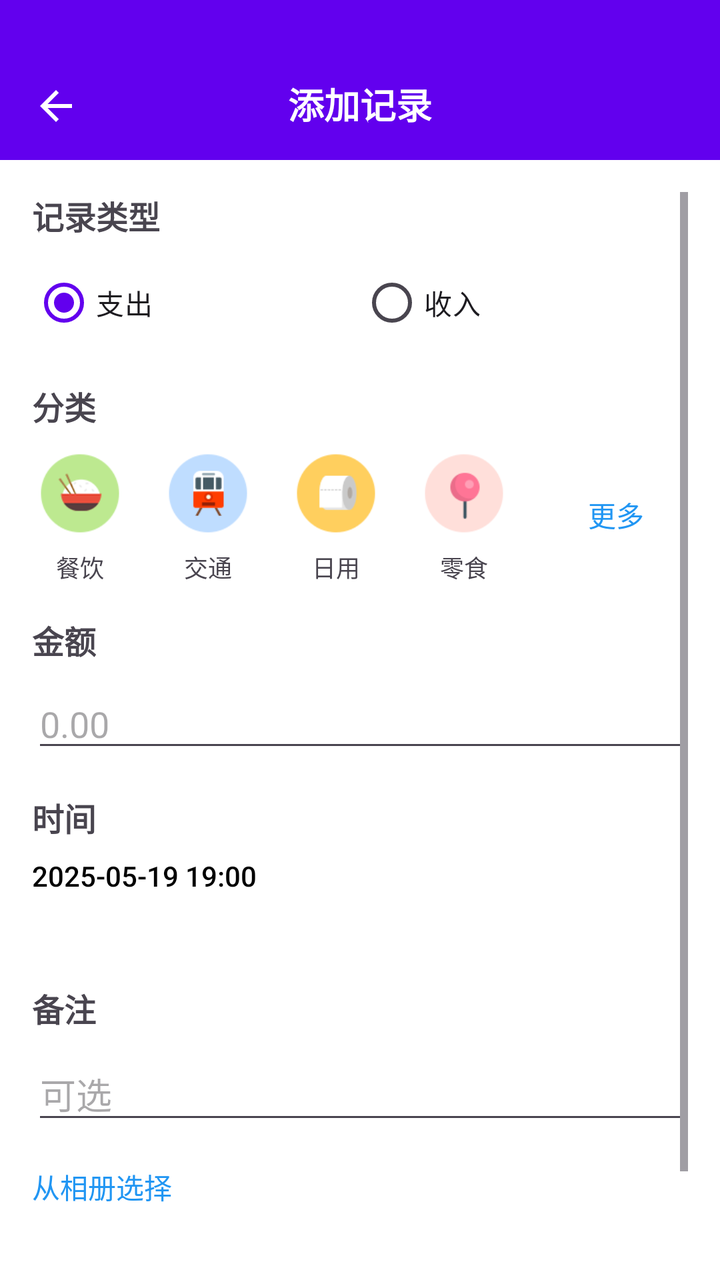
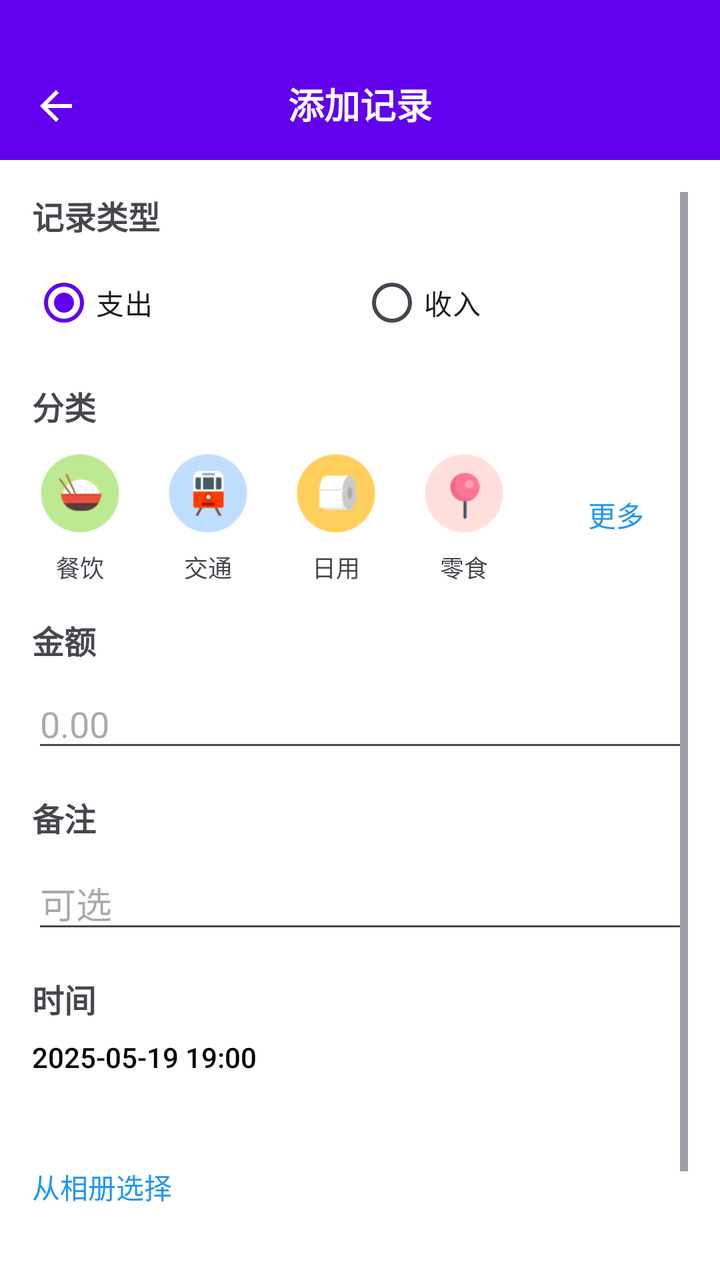

Two renders of the same Android screen: before a commit and after it. Below are the layout's source before the change and the commit's diff.
<!-- AndroidManifest.xml: application theme Theme.MyApp -->
<!-- res/layout/activity_add_record.xml -->
<?xml version="1.0" encoding="utf-8"?>
<LinearLayout xmlns:android="http://schemas.android.com/apk/res/android"
    xmlns:app="http://schemas.android.com/apk/res-auto"
    android:layout_width="match_parent"
    android:layout_height="match_parent"
    android:orientation="vertical">

    
    <RelativeLayout
        android:layout_width="match_parent"
        android:layout_height="80dp"
        android:background="?attr/colorPrimary"
        android:paddingHorizontal="16dp">


        <ImageButton
            android:id="@+id/btn_back"
            android:layout_width="wrap_content"
            android:layout_height="wrap_content"
            android:layout_alignParentStart="true"
            android:layout_centerVertical="true"
            android:layout_alignParentBottom="true"
            android:layout_marginBottom="15dp"
            android:background="?attr/selectableItemBackgroundBorderless"
            android:src="@drawable/ic_back"
            app:tint="@android:color/white" />


        <TextView
            android:layout_width="wrap_content"
            android:layout_height="wrap_content"
            android:layout_centerInParent="true"
            android:text="添加记录"
            android:layout_alignParentBottom="true"
            android:layout_marginBottom="15dp"
            android:textColor="@android:color/white"
            android:textSize="18sp"
            android:textStyle="bold" />
    </RelativeLayout>

    
    <ScrollView
        android:layout_width="match_parent"
        android:layout_height="match_parent"
        android:fillViewport="true"
        android:padding="16dp">

        <LinearLayout
            android:layout_width="match_parent"
            android:layout_height="wrap_content"
            android:orientation="vertical">

            
            <TextView
                android:layout_width="wrap_content"
                android:layout_height="wrap_content"
                android:text="记录类型"
                android:textSize="16sp"
                android:textStyle="bold"/>

            <RadioGroup
                android:id="@+id/rg_record_type"
                android:layout_width="match_parent"
                android:layout_height="wrap_content"
                android:layout_marginTop="8dp"
                android:orientation="horizontal">

                <RadioButton
                    android:id="@+id/rb_expense"
                    android:layout_width="0dp"
                    android:layout_height="wrap_content"
                    android:layout_weight="1"
                    android:checked="true"
                    android:text="支出"/>

                <RadioButton
                    android:id="@+id/rb_income"
                    android:layout_width="0dp"
                    android:layout_height="wrap_content"
                    android:layout_weight="1"
                    android:text="收入"/>
            </RadioGroup>

            
            <TextView
                android:layout_width="wrap_content"
                android:layout_height="wrap_content"
                android:layout_marginTop="16dp"
                android:text="分类"
                android:textSize="16sp"
                android:textStyle="bold"/>


            <LinearLayout
                android:id="@+id/sp_category"
                android:layout_width="match_parent"
                android:layout_height="wrap_content"
                android:layout_marginTop="8dp"
                android:orientation="horizontal"
                android:gravity="center">

                
                <LinearLayout
                    android:layout_width="wrap_content"
                    android:layout_height="wrap_content"
                    android:layout_marginEnd="16dp"
                    android:orientation="vertical"
                    android:gravity="center">

                    <ImageView
                        android:id="@+id/btn_1"
                        android:layout_width="48dp"
                        android:layout_height="48dp"
                        android:padding="4dp"
                        android:src="@drawable/ic_food"
                        android:background="@drawable/circle_button_selector"/>

                    <TextView
                        android:layout_width="wrap_content"
                        android:layout_height="wrap_content"
                        android:text="餐饮"
                        android:textSize="12sp"
                        android:layout_marginTop="4dp"/>
                </LinearLayout>

                
                <LinearLayout
                    android:layout_width="wrap_content"
                    android:layout_height="wrap_content"
                    android:layout_marginEnd="16dp"
                    android:orientation="vertical"
                    android:gravity="center">

                    <ImageView
                        android:id="@+id/btn_2"
                        android:layout_width="48dp"
                        android:layout_height="48dp"
                        android:padding="4dp"
                        android:src="@drawable/ic_traffic"
                        android:background="@drawable/circle_button_selector"/>

                    <TextView
                        android:layout_width="wrap_content"
                        android:layout_height="wrap_content"
                        android:text="交通"
                        android:textSize="12sp"
                        android:layout_marginTop="4dp"/>
                </LinearLayout>


                
                <LinearLayout
                    android:layout_width="wrap_content"
                    android:layout_height="wrap_content"
                    android:layout_marginEnd="16dp"
                    android:orientation="vertical"
                    android:gravity="center">

                    <ImageView
                        android:id="@+id/btn_3"
                        android:layout_width="48dp"
                        android:layout_height="48dp"
                        android:padding="4dp"
                        android:src="@drawable/ic_dailyuse"
                        android:background="@drawable/circle_button_selector"/>

                    <TextView
                        android:layout_width="wrap_content"
                        android:layout_height="wrap_content"
                        android:text="日用"
                        android:textSize="12sp"
                        android:layout_marginTop="4dp"/>
                </LinearLayout>

                
                <LinearLayout
                    android:layout_width="wrap_content"
                    android:layout_height="wrap_content"
                    android:layout_marginEnd="16dp"
                    android:orientation="vertical"
                    android:gravity="center">

                    <ImageView
                        android:id="@+id/btn_4"
                        android:layout_width="48dp"
                        android:layout_height="48dp"
                        android:padding="4dp"
                        android:src="@drawable/ic_snacks"
                        android:background="@drawable/circle_button_selector"/>

                    <TextView
                        android:layout_width="wrap_content"
                        android:layout_height="wrap_content"
                        android:text="零食"
                        android:textSize="12sp"
                        android:layout_marginTop="4dp"/>
                </LinearLayout>


                
                <Button
                    android:id="@+id/btn_more_categories"
                    android:layout_width="wrap_content"
                    android:layout_height="wrap_content"
                    android:background="@android:color/transparent"
                    android:text="更多"
                    android:textColor="#2196F3" />
            </LinearLayout>



            
            <TextView
                android:layout_width="wrap_content"
                android:layout_height="wrap_content"
                android:layout_marginTop="16dp"
                android:text="金额"
                android:textSize="16sp"
                android:textStyle="bold"/>



            <EditText
                android:id="@+id/et_amount"
                android:layout_width="match_parent"
                android:layout_height="wrap_content"
                android:layout_marginTop="8dp"
                android:hint="0.00"
                android:inputType="numberDecimal"
                android:textSize="18sp"/>

            
            <TextView
                android:layout_width="wrap_content"
                android:layout_height="wrap_content"
                android:layout_marginTop="16dp"
                android:text="时间"
                android:textSize="16sp"
                android:textStyle="bold"/>

            <Button
                android:id="@+id/btn_time"
                android:layout_width="match_parent"
                android:layout_height="wrap_content"
                android:layout_marginTop="8dp"
                android:background="@android:color/transparent"
                android:gravity="start"
                android:text="2025-05-19 19:00"
                android:textColor="@android:color/black"/>

            
            <TextView
                android:layout_width="wrap_content"
                android:layout_height="wrap_content"
                android:layout_marginTop="16dp"
                android:text="备注"
                android:textSize="16sp"
                android:textStyle="bold"/>

            <EditText
                android:id="@+id/et_remark"
                android:layout_width="match_parent"
                android:layout_height="wrap_content"
                android:layout_marginTop="8dp"
                android:hint="可选"
                android:inputType="text"
                android:maxLines="3"/>

            
            <TextView
                android:id="@+id/btn_select_photo"
                android:layout_width="wrap_content"
                android:layout_height="wrap_content"
                android:layout_marginTop="16dp"
                android:text="从相册选择"
                android:textColor="#2196F3"/>

            
            <Button
                android:id="@+id/btn_save"
                android:layout_width="match_parent"
                android:layout_height="wrap_content"
                android:layout_marginTop="32dp"
                android:background="@drawable/button_primary"
                android:text="保存"
                android:textColor="@android:color/white"
                android:textSize="16sp"/>

        </LinearLayout>
    </ScrollView>
</LinearLayout>
<!-- resources referenced by this layout -->
<resources>
  <!-- drawable button_primary (drawable) -->
  <?xml version="1.0" encoding="utf-8"?>
  <shape xmlns:android="http://schemas.android.com/apk/res/android"
      android:shape="rectangle">
      <solid android:color="#3F51B5" />
      <corners android:radius="4dp" />
  </shape>
  <!-- drawable circle_button_selector (drawable) -->
  <?xml version="1.0" encoding="utf-8"?>
  <selector xmlns:android="http://schemas.android.com/apk/res/android">
      <item android:state_selected="true">
          <shape android:shape="oval">
              <solid android:color="#E3F2FD"/>
              <stroke android:width="2dp" android:color="#2196F3"/>
          </shape>
      </item>
      <item>
          <shape android:shape="oval">
              <solid android:color="@android:color/transparent"/>
          </shape>
      </item>
  </selector>
  <!-- drawable ic_back (drawable) -->
  <?xml version="1.0" encoding="utf-8"?>
  <vector xmlns:android="http://schemas.android.com/apk/res/android"
      android:width="24dp"
      android:height="24dp"
      android:viewportWidth="24"
      android:viewportHeight="24"
      android:tint="?attr/colorControlNormal">
      <path
          android:fillColor="@android:color/black"
          android:pathData="M20,11H7.83l5.59,-5.59L12,4l-8,8 8,8 1.41,-1.41L7.83,13H20v-2z"/>
  </vector>
  <!-- drawable ic_dailyuse: png bitmap (drawable, 3018 bytes) -->
  <!-- drawable ic_food: png bitmap (drawable, 3817 bytes) -->
  <!-- drawable ic_snacks: png bitmap (drawable, 3050 bytes) -->
  <!-- drawable ic_traffic: png bitmap (drawable, 3133 bytes) -->
  <style name="Theme.MyApp" parent="Theme.Material3.DayNight.NoActionBar">
          
          <item name="colorPrimary">@color/purple_500</item>
          <item name="colorPrimaryContainer">@color/purple_200</item>
          <item name="colorOnPrimary">@color/white</item>
  
          
          <item name="android:statusBarColor">?attr/colorPrimary</item>
  
          
          <item name="android:windowBackground">@color/white</item>
      </style>
  <color name="purple_500">#FF6200EE</color>
  <color name="purple_200">#FFBB86FC</color>
  <color name="white">#FFFFFFFF</color>
</resources>

<!-- the commit's change to res/layout/activity_add_record.xml (unified diff, before → after) -->
@@ -234,6 +234,24 @@
                 android:layout_width="wrap_content"
                 android:layout_height="wrap_content"
                 android:layout_marginTop="16dp"
+                android:text="备注"
+                android:textSize="16sp"
+                android:textStyle="bold"/>
+
+            <EditText
+                android:id="@+id/et_remark"
+                android:layout_width="match_parent"
+                android:layout_height="wrap_content"
+                android:layout_marginTop="8dp"
+                android:hint="可选"
+                android:inputType="text"
+                android:maxLines="3"/>
+
+            
+            <TextView
+                android:layout_width="wrap_content"
+                android:layout_height="wrap_content"
+                android:layout_marginTop="16dp"
                 android:text="时间"
                 android:textSize="16sp"
                 android:textStyle="bold"/>
@@ -247,24 +265,6 @@
                 android:gravity="start"
                 android:text="2025-05-19 19:00"
                 android:textColor="@android:color/black"/>
-
-            
-            <TextView
-                android:layout_width="wrap_content"
-                android:layout_height="wrap_content"
-                android:layout_marginTop="16dp"
-                android:text="备注"
-                android:textSize="16sp"
-                android:textStyle="bold"/>
-
-            <EditText
-                android:id="@+id/et_remark"
-                android:layout_width="match_parent"
-                android:layout_height="wrap_content"
-                android:layout_marginTop="8dp"
-                android:hint="可选"
-                android:inputType="text"
-                android:maxLines="3"/>
 
             
             <TextView
